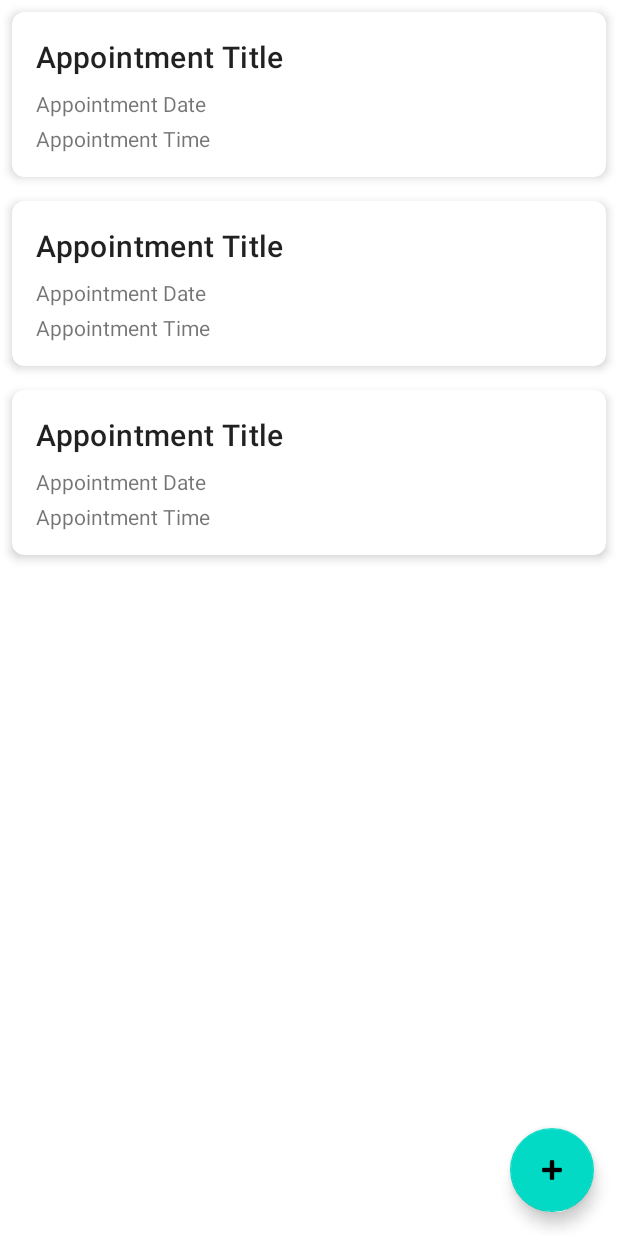
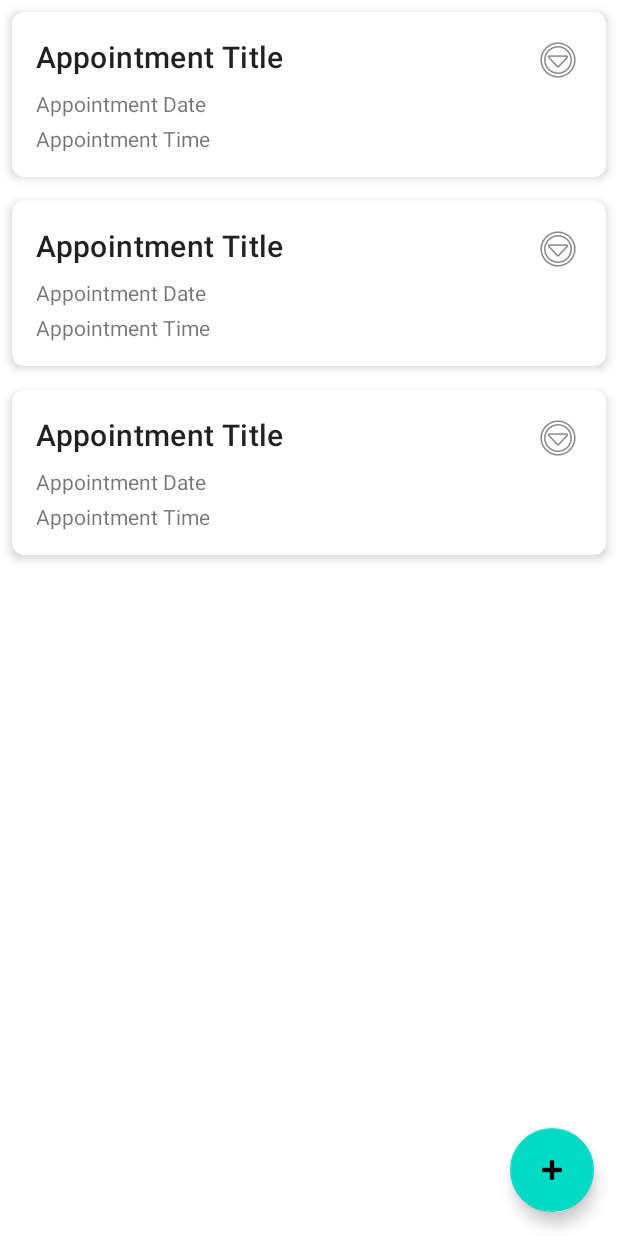
Before and after one commit to NeonAurora/SwiftSlotz, an Android app: the layout activity_appointments.xml on its own in the app's theme, with its tools: preview values and no code run, on a phone screen of 412 x 824 dp. Run offline under Robolectric (Android 15) with nearby library versions, the phone set to English and light mode, and no system bars.

Commit message:
menu added

```diff
--- a/app/src/main/res/layout/appointment_item.xml
+++ b/app/src/main/res/layout/appointment_item.xml
@@ -30,6 +30,17 @@
             app:layout_constraintStart_toStartOf="parent"
             app:layout_constraintTop_toBottomOf="@id/appointmentTitle" />
 
+        <ImageButton
+            android:id="@+id/appointmentOptions"
+            android:layout_width="wrap_content"
+            android:layout_height="wrap_content"
+            android:background="?android:attr/selectableItemBackground"
+            android:contentDescription="@string/appointment_options"
+            android:src="@android:drawable/ic_menu_more"
+            app:layout_constraintEnd_toEndOf="parent"
+            app:layout_constraintTop_toTopOf="parent" />
+
+
         <TextView
             android:id="@+id/appointmentTime"
             android:layout_width="wrap_content"
--- a/app/src/main/res/values/strings.xml
+++ b/app/src/main/res/values/strings.xml
@@ -1,5 +1,7 @@
 <resources>
     <string name="app_name">SwiftSlotz</string>
     <string name="add_appointment">Add Appointment</string>
-
+    <string name="edit_appointment">Edit</string>
+    <string name="delete_appointment">Delete</string>
+    <string name="appointment_options">Appointment Options</string>
 </resources>
```
Also changed, not shown: app/src/main/java/com/example/swiftslotz/AppointmentsAdapter.java (+36 -0 lines), app/src/main/res/menu/appointment_options.xml (added, +9 -0 lines).
